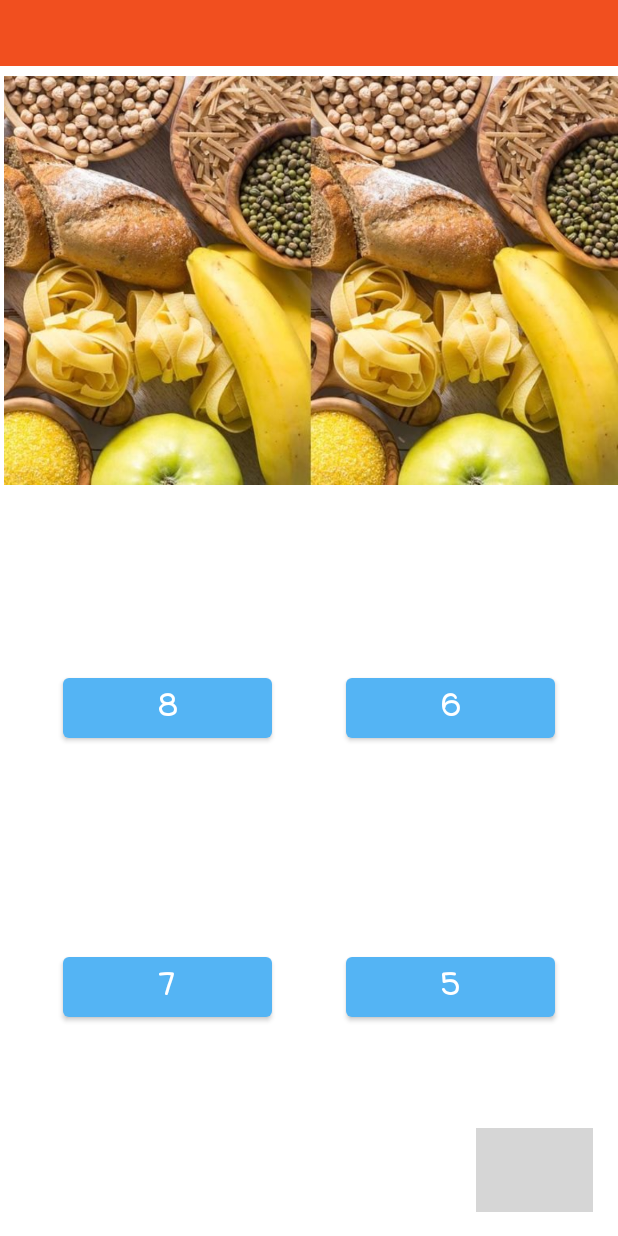
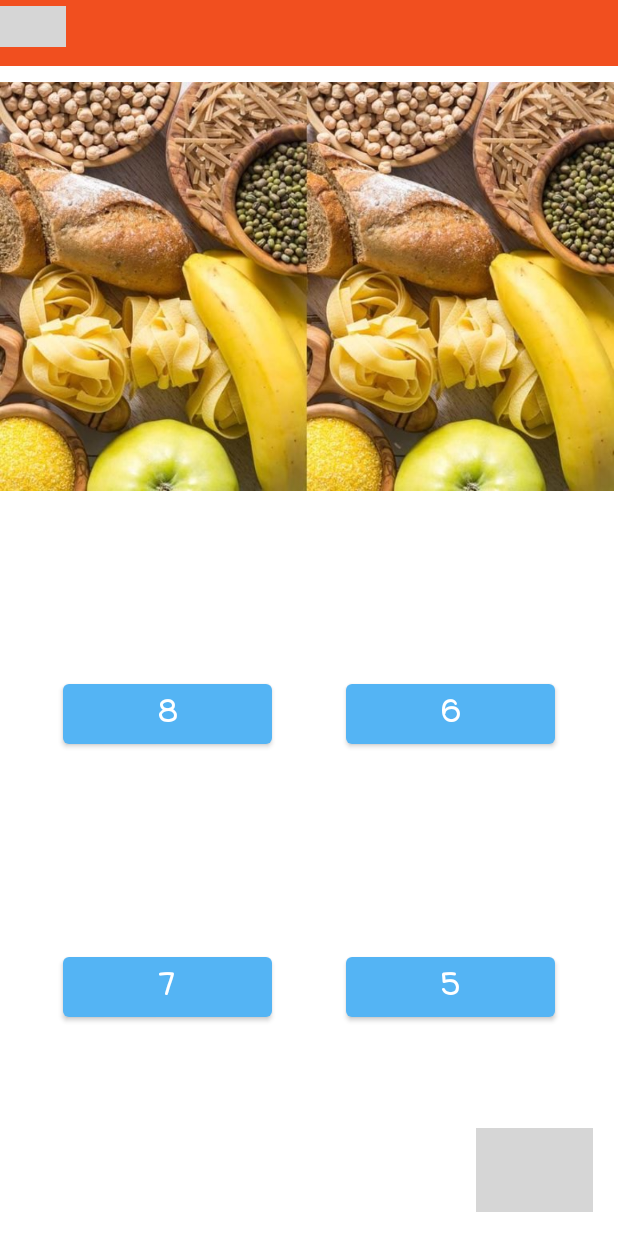
Before and after one commit to SalsabeelH/ProjectMobileApps, an Android app: the DifferenceActivity screen opened directly, with no data from a screen before it, on a phone screen of 412 x 824 dp. Run offline under Robolectric (Android 15) with nearby library versions, the phone set to English and light mode, and no system bars; grey boxes are pictures that could not be loaded.

Commit message:
third commit

```diff
--- a/app/src/main/java/birzeit/edu/projectmobileapps/adapters/MentalRecyclerAdapter.java
+++ b/app/src/main/java/birzeit/edu/projectmobileapps/adapters/MentalRecyclerAdapter.java
@@ -53,14 +53,16 @@ public class MentalRecyclerAdapter extends RecyclerView.Adapter<MentalRecyclerAd
                 switch (position){
                     case 0:{
 
-                        Intent intent=new Intent(holder.itemView.getContext(), DifferenceActivity.class);
-                        holder.itemView.getContext().startActivity(intent);
+
                         break;
                     }
                     case 1:{
+
                         break;
                     }
                     case 2:{
+                        Intent intent=new Intent(holder.itemView.getContext(), DifferenceActivity.class);
+                        holder.itemView.getContext().startActivity(intent);
                         break;
                     }
                 }
--- a/app/src/main/res/layout/activity_difference.xml
+++ b/app/src/main/res/layout/activity_difference.xml
@@ -91,10 +91,22 @@
         android:id="@+id/imageView2"
         android:layout_width="409dp"
         android:layout_height="374dp"
+        android:layout_marginTop="4dp"
         app:layout_constraintEnd_toEndOf="parent"
-        app:layout_constraintHorizontal_bias="1.0"
+        app:layout_constraintHorizontal_bias="0.0"
         app:layout_constraintStart_toStartOf="parent"
         app:layout_constraintTop_toTopOf="parent"
         app:srcCompat="@drawable/img1_a" />
 
+    <ImageView
+        android:id="@+id/imageView4"
+        android:layout_width="44dp"
+        android:layout_height="27dp"
+        android:layout_marginTop="4dp"
+        app:layout_constraintEnd_toEndOf="parent"
+        app:layout_constraintHorizontal_bias="0.0"
+        app:layout_constraintStart_toStartOf="parent"
+        app:layout_constraintTop_toTopOf="parent"
+        app:srcCompat="@drawable/ic_baseline_arrow_back_24" />
+
 </androidx.constraintlayout.widget.ConstraintLayout>
```
